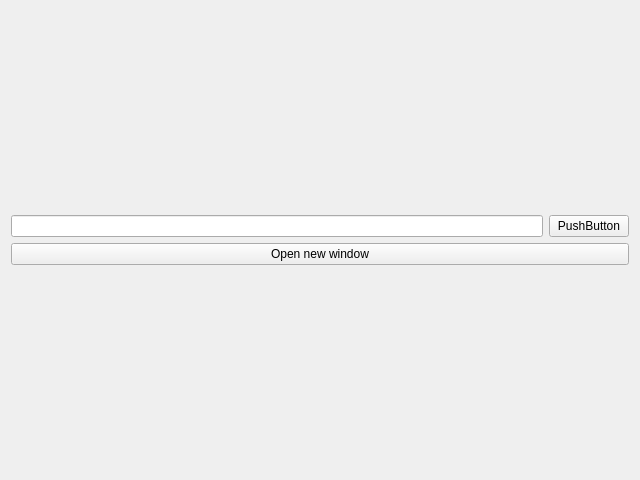
Above: windowexample.ui from riuson/multiwindemo1 before the change. Below: the same form after it.
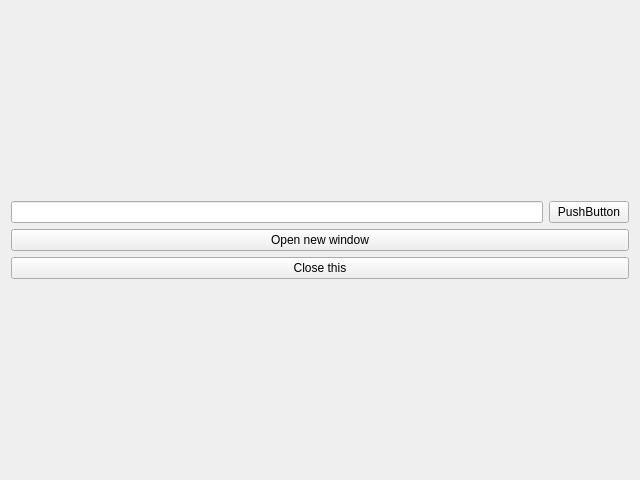
That is the form after the change.

Commit message: Added methods to close subwindow

What changed in the file:
```diff
--- a/windowexample.ui
+++ b/windowexample.ui
@@ -48,6 +48,13 @@
      </property>
     </widget>
    </item>
+   <item>
+    <widget class="QPushButton" name="pushButtonClose">
+     <property name="text">
+      <string>Close this</string>
+     </property>
+    </widget>
+   </item>
    <item>
     <spacer name="verticalSpacer_2">
      <property name="orientation">
```
The commit also changes 4 other files.
